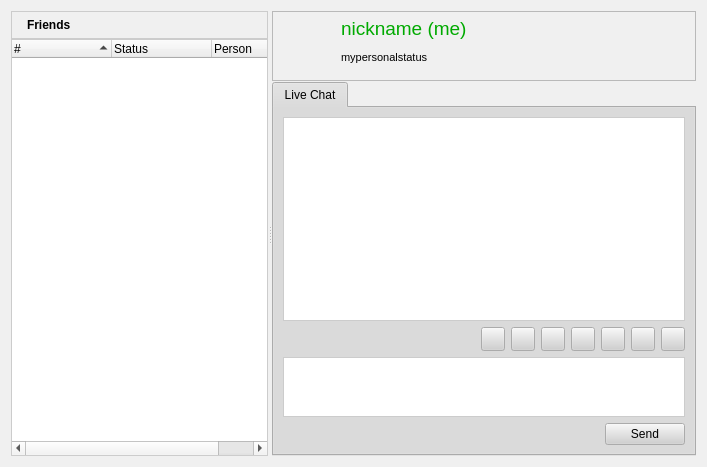
First picture: the form in retroshare-gui/src/gui/PeersDialog.ui, repository RetroShare/RetroShare, before the edit.
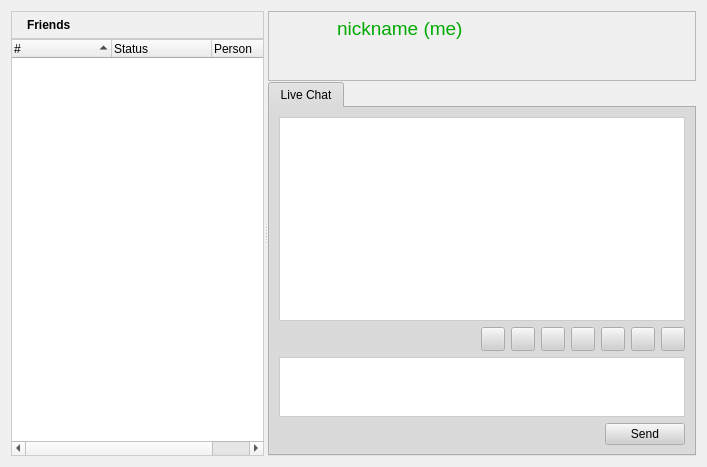
Second picture: the form after the edit. Icons and pictures are not drawn.

Commit message: added functionality to edit your own Personal message on Label click

Patch:
```diff
--- a/retroshare-gui/src/gui/PeersDialog.ui
+++ b/retroshare-gui/src/gui/PeersDialog.ui
@@ -700,10 +700,13 @@
           <enum>QFrame::Raised</enum>
          </property>
          <layout class="QGridLayout" name="gridLayout">
-          <property name="margin">
+          <property name="leftMargin">
            <number>1</number>
           </property>
-          <item row="0" column="0">
+          <property name="topMargin">
+           <number>1</number>
+          </property>
+          <item row="0" column="0" rowspan="2">
            <widget class="QToolButton" name="avatartoolButton">
             <property name="minimumSize">
              <size>
@@ -737,9 +740,7 @@
             </property>
            </widget>
           </item>
-          <item row="0" column="1">
-           <layout class="QVBoxLayout" name="verticalLayout">
-            <item>
+          <item row="0" column="1" colspan="2">
              <widget class="QLabel" name="nicklabel">
               <property name="minimumSize">
                <size>
@@ -765,33 +766,7 @@
               </property>
              </widget>
             </item>
-            <item>
-             <widget class="QLabel" name="mypersonalstatuslabel">
-              <property name="text">
-               <string>&lt;!DOCTYPE HTML PUBLIC &quot;-//W3C//DTD HTML 4.0//EN&quot; &quot;http://www.w3.org/TR/REC-html40/strict.dtd&quot;&gt;
-&lt;html&gt;&lt;head&gt;&lt;meta name=&quot;qrichtext&quot; content=&quot;1&quot; /&gt;&lt;style type=&quot;text/css&quot;&gt;
-p, li { white-space: pre-wrap; }
-&lt;/style&gt;&lt;/head&gt;&lt;body style=&quot; font-family:'MS Shell Dlg 2'; font-size:8.25pt; font-weight:400; font-style:normal;&quot;&gt;
-&lt;p style=&quot; margin-top:0px; margin-bottom:0px; margin-left:0px; margin-right:0px; -qt-block-indent:0; text-indent:0px;&quot;&gt;&lt;span style=&quot; font-size:8pt;&quot;&gt;mypersonalstatus&lt;/span&gt;&lt;/p&gt;&lt;/body&gt;&lt;/html&gt;</string>
-              </property>
-             </widget>
-            </item>
-            <item>
-             <spacer name="verticalSpacer">
-              <property name="orientation">
-               <enum>Qt::Vertical</enum>
-              </property>
-              <property name="sizeHint" stdset="0">
-               <size>
-                <width>98</width>
-                <height>18</height>
-               </size>
-              </property>
-             </spacer>
-            </item>
-           </layout>
-          </item>
-          <item row="0" column="2">
+          <item row="0" column="3">
            <spacer name="horizontalSpacer">
             <property name="orientation">
              <enum>Qt::Horizontal</enum>
@@ -804,6 +779,37 @@
             </property>
            </spacer>
           </item>
+          <item row="1" column="1">
+           <widget class="QPushButton" name="mypersonalstatuslabel">
+            <property name="toolTip">
+             <string>Edit Personal message</string>
+            </property>
+            <property name="styleSheet">
+             <string notr="true"> QPushButton:hover {
+	border: 1px solid #CCCCCC;
+ }</string>
+            </property>
+            <property name="text">
+             <string/>
+            </property>
+            <property name="flat">
+             <bool>true</bool>
+            </property>
+           </widget>
+          </item>
+          <item row="1" column="2" colspan="2">
+           <spacer name="horizontalSpacer_2">
+            <property name="orientation">
+             <enum>Qt::Horizontal</enum>
+            </property>
+            <property name="sizeHint" stdset="0">
+             <size>
+              <width>277</width>
+              <height>20</height>
+             </size>
+            </property>
+           </spacer>
+          </item>
          </layout>
         </widget>
        </item>
```
Lines whose indentation alone changed are shown as unchanged. The commit also changes 2 other files.
